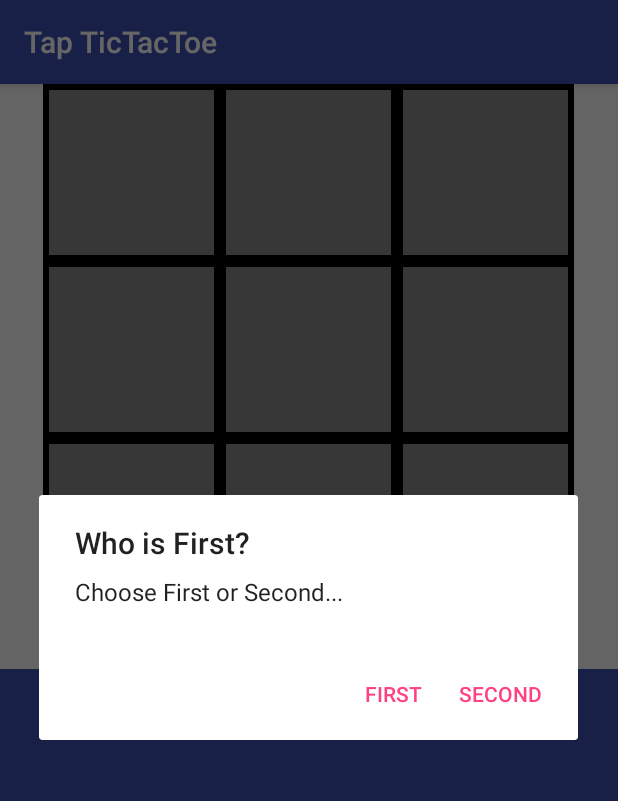
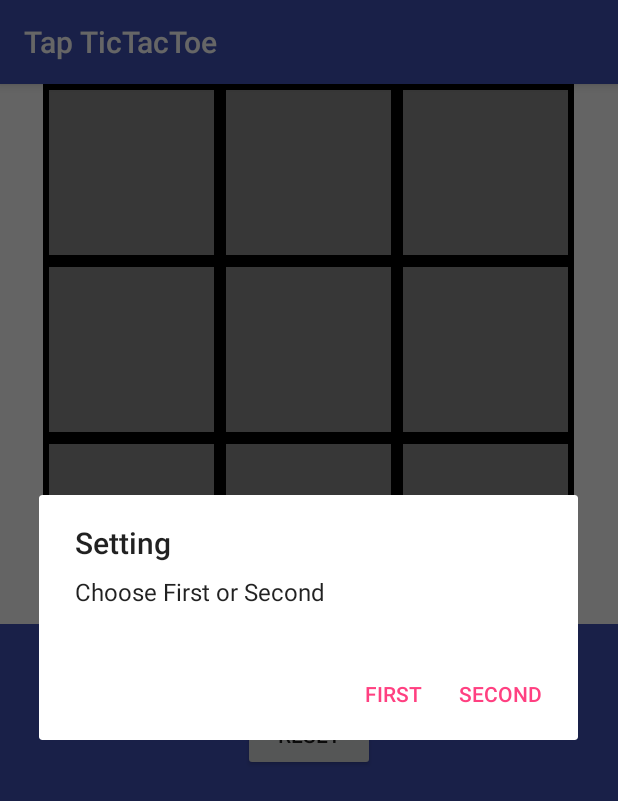
Before and after one commit to anthiny/TicTacToe, an Android app: the screen it shows after launch (TicTacToeActivity), after a tap on "RESET", on a phone screen of 412 x 824 dp. Shown: the top 801 px of the screen. Run offline under Robolectric (Android 15) with nearby library versions, the phone set to English and light mode, and no system bars; our stand-ins replace ButterKnife; 1 other tap on this screen came first.

Commit message:
fix double click

```diff
--- a/app/src/main/java/com/example/anthonykim/kim/GameTableFragment.java
+++ b/app/src/main/java/com/example/anthonykim/kim/GameTableFragment.java
@@ -1,7 +1,7 @@
 package com.example.anthonykim.kim;
 
 import android.content.DialogInterface;
-import android.support.annotation.NonNull;
+import android.os.SystemClock;
 import android.support.v4.app.Fragment;
 import android.support.v7.app.AlertDialog;
 import android.view.LayoutInflater;
@@ -10,11 +10,6 @@ import android.view.ViewGroup;
 import android.widget.ImageButton;
 import android.os.Bundle;
 import android.widget.Toast;
-
-import java.util.Collection;
-import java.util.Iterator;
-import java.util.List;
-import java.util.ListIterator;
 
 import butterknife.BindView;
 import butterknife.ButterKnife;
@@ -27,6 +22,7 @@ import butterknife.OnClick;
 public class GameTableFragment extends Fragment implements TicTacToeContract.PublishToGameTable{
 
     private TicTacToeContract.ForwardGameTableInteractionToPresenter forwardInteraction;
+    private long mLastClickTime = 0;
 
     public void setPresenter(TicTacToeContract.ForwardGameTableInteractionToPresenter forwardInteraction){
         this.forwardInteraction = forwardInteraction;
@@ -54,6 +50,11 @@ public class GameTableFragment extends Fragment implements TicTacToeContract.Pub
     @OnClick({R.id.imageButton1, R.id.imageButton2, R.id.imageButton3, R.id.imageButton4, R.id.imageButton5,
             R.id.imageButton6, R.id.imageButton7, R.id.imageButton8, R.id.imageButton9})
     public void OnItemClick(View v){
+        if(SystemClock.elapsedRealtime() - mLastClickTime < 500){
+            return;
+        }
+        mLastClickTime = SystemClock.elapsedRealtime();
+
         switch (v.getId()){
             case R.id.imageButton1:
                 forwardInteraction.onGameTableItemClick(0);
@@ -210,15 +211,15 @@ public class GameTableFragment extends Fragment implements TicTacToeContract.Pub
     private void chooseFirst(){
         final AlertDialog.Builder builder  = new AlertDialog.Builder(getActivity());
         builder.setCancelable(false);
-        builder.setTitle("Who is First?");
-        builder.setMessage("Choose First or Second...");
-        builder.setPositiveButton("Second", new DialogInterface.OnClickListener() {
+        builder.setTitle(getText(R.string.setting_dialog_title));
+        builder.setMessage(getText(R.string.setting_dialog_chooseFirst));
+        builder.setPositiveButton(getText(R.string.setting_dialog_second), new DialogInterface.OnClickListener() {
             @Override
             public void onClick(DialogInterface dialog, int which) {
                 forwardInteraction.aiStart();
             }
         });
-        builder.setNegativeButton("First", new DialogInterface.OnClickListener() {
+        builder.setNegativeButton(getText(R.string.setting_dialog_first), new DialogInterface.OnClickListener() {
             @Override
             public void onClick(DialogInterface dialog, int which) {
 
--- a/app/src/main/java/com/example/anthonykim/kim/TicTacToeActivity.java
+++ b/app/src/main/java/com/example/anthonykim/kim/TicTacToeActivity.java
@@ -11,14 +11,11 @@ import android.support.v7.app.AppCompatActivity;
 
 public class TicTacToeActivity extends AppCompatActivity{
     TicTacToePresenter presenter;
-    //Vibrator vibrator;
 
     @Override
     protected void onCreate(Bundle savedInstanceState){
         super.onCreate(savedInstanceState);
         setContentView(R.layout.activity_tictactoe);
-
-        //vibrator = (Vibrator) getSystemService(Context.VIBRATOR_SERVICE);
 
         GameTableFragment gameTableFragment =
                 (GameTableFragment) getSupportFragmentManager().findFragmentById(R.id.frag_game_table);
--- a/app/src/main/res/layout/activity_tictactoe.xml
+++ b/app/src/main/res/layout/activity_tictactoe.xml
@@ -12,7 +12,7 @@
         android:id="@+id/frag_game_table"
         android:layout_width="wrap_content"
         android:layout_centerHorizontal="true"
-        android:layout_height="390dp"
+        android:layout_height="360dp"
         android:name="com.example.anthonykim.kim.GameTableFragment"
         tools:layout="@layout/game_table_fragment"
         />
--- a/app/src/main/res/layout/status_fragment.xml
+++ b/app/src/main/res/layout/status_fragment.xml
@@ -12,6 +12,7 @@
         android:text="@string/reset_button"
         android:layout_width="wrap_content"
         android:layout_height="wrap_content"
+        android:layout_marginTop="50dp"
         android:layout_gravity="center"
         />
 </LinearLayout>
```
Also changed, not shown: app/src/main/java/com/example/anthonykim/kim/TicTacToe.java (+3 -9 lines).
